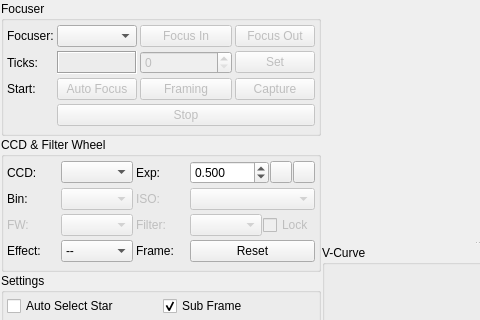
KDE/kstars, file kstars/ekos/focus/focus.ui: the form before one commit; both pictures show x 0 to 480 and y 0 to 320 of the 645 by 448 pixel window.
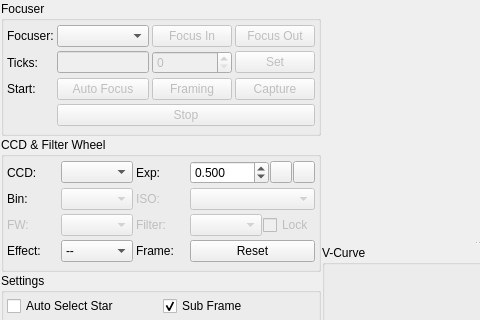
The form after the commit. Custom widgets are drawn as their Qt base class.

Commit message:
Use sigmal clipping when focus frames count > 3 and simple averaging for the rest. Please note that invalid values for currentHFR (-1) must be counted and passed to the focusing algorithm since it is responsible for making decisions on how to correct this. Also using read-only QLineEdit instead of QLabel because it looks better and users can copy the current absolute position from it.
CCMAIL:kstars-devel@kde.org

```diff
--- a/kstars/ekos/focus/focus.ui
+++ b/kstars/ekos/focus/focus.ui
@@ -165,15 +165,15 @@
            </widget>
           </item>
           <item row="1" column="1">
-           <widget class="QLabel" name="absTicksLabel">
-            <property name="frameShape">
-             <enum>QFrame::Box</enum>
+           <widget class="QLineEdit" name="absTicksLabel">
+            <property name="enabled">
+             <bool>false</bool>
             </property>
-            <property name="frameShadow">
-             <enum>QFrame::Sunken</enum>
+            <property name="toolTip">
+             <string>Current absolute focuser position</string>
             </property>
-            <property name="text">
-             <string/>
+            <property name="readOnly">
+             <bool>true</bool>
             </property>
            </widget>
           </item>
```
Left out of the diff: 6 changed lines with no effect on the pictures. The commit also changes 1 other file.
